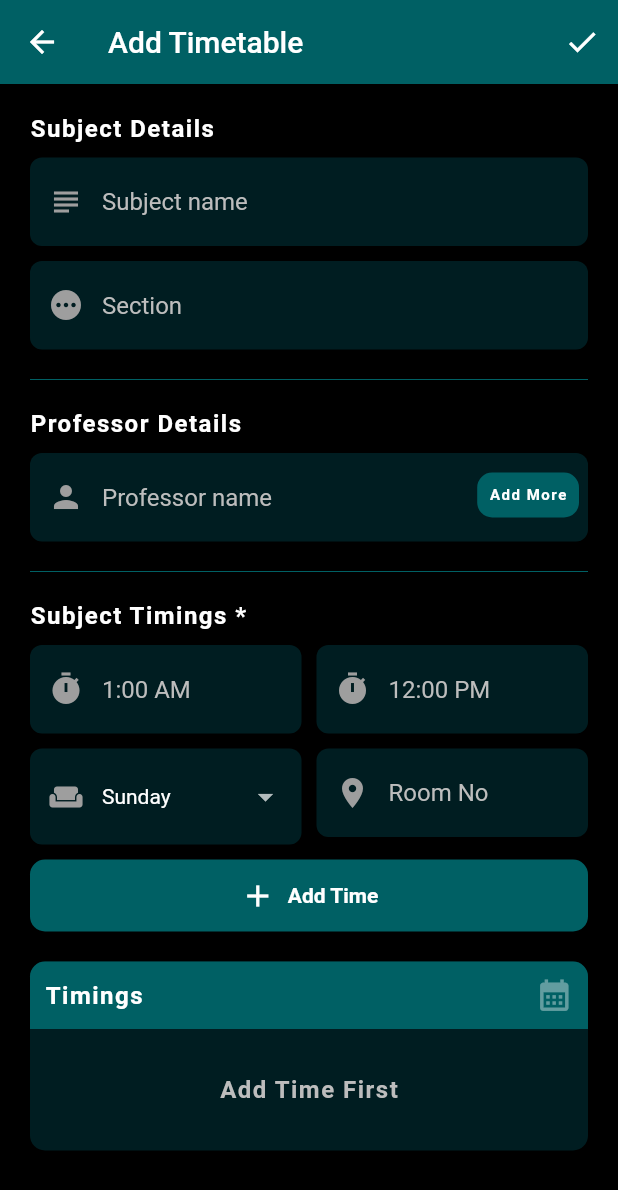
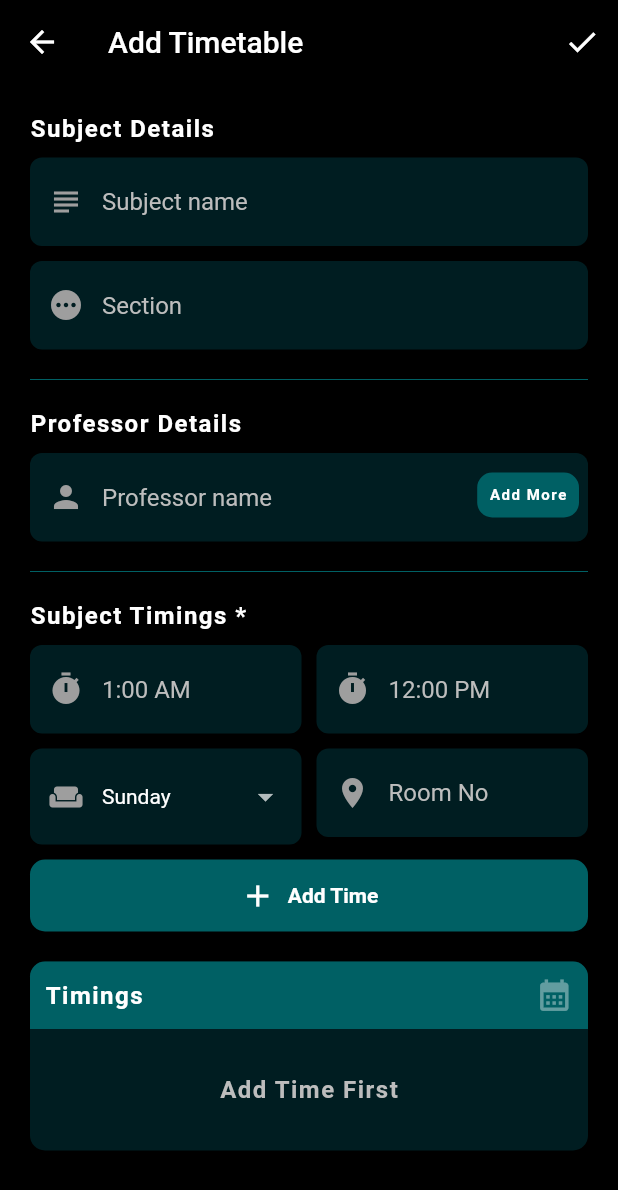
Before and after one commit to Senpaix69/Never_Lost, a Flutter app: the screen it shows after launch, after a tap on the "add" icon, on a phone screen of 412 x 824 dp. Shown: the top 1190 px of the screen. Run offline on Flutter 3.47's test engine with Material 2 defaults, Android fonts, the phone set to English and light mode, and no system bars; our stand-ins replace sqflite; missing offline and left inert: flutter_material_pickers; accounts and stored records are empty.

Commit message:
working on todo list

```diff
--- a/lib/pages/add_subject_page.dart
+++ b/lib/pages/add_subject_page.dart
@@ -527,7 +527,7 @@ class _AddSubjectState extends State<AddSubject> {
   AppBar myAppBar() {
     bool isEditing = _subId != -1;
     return AppBar(
-      backgroundColor: Colors.cyan[900],
+      backgroundColor: Colors.black,
       title: Text(isEditing ? "Edit TimeTable" : "Add Timetable"),
       actions: <Widget>[
         isEditing
--- a/lib/pages/timetables_page.dart
+++ b/lib/pages/timetables_page.dart
@@ -84,7 +84,7 @@ class _TimeTablesPageState extends State<TimeTablesPage> {
     return Scaffold(
       backgroundColor: Colors.black,
       appBar: AppBar(
-        backgroundColor: Colors.cyan[900],
+        backgroundColor: Colors.black,
         title: const Text("Time Table"),
         elevation: 0.0,
         actions: <Widget>[
--- a/lib/pages/todo_page.dart
+++ b/lib/pages/todo_page.dart
@@ -1,4 +1,6 @@
 import 'package:flutter/material.dart';
+import 'package:my_timetable/pages/add_todo_page.dart';
+import 'package:my_timetable/widgets/animate_route.dart';
 
 class TodoList extends StatelessWidget {
   const TodoList({super.key});
@@ -8,7 +10,7 @@ class TodoList extends StatelessWidget {
     return Scaffold(
       backgroundColor: Colors.black,
       appBar: AppBar(
-        backgroundColor: Colors.cyan[900],
+        backgroundColor: Colors.black,
         title: const Text("Todo List"),
         elevation: 0.0,
       ),
@@ -36,6 +38,18 @@ class TodoList extends StatelessWidget {
           ],
         ),
       ),
+      floatingActionButton: FloatingActionButton(
+        onPressed: () => Navigator.push(
+            context,
+            SlideRightRoute(
+              page: const AddTodo(),
+            )),
+        backgroundColor: Colors.cyan[900],
+        child: const Icon(
+          Icons.add,
+          color: Colors.white,
+        ),
+      ),
     );
   }
 }
```
Also changed, not shown: lib/pages/add_todo_page.dart (added, +112 -0 lines).
